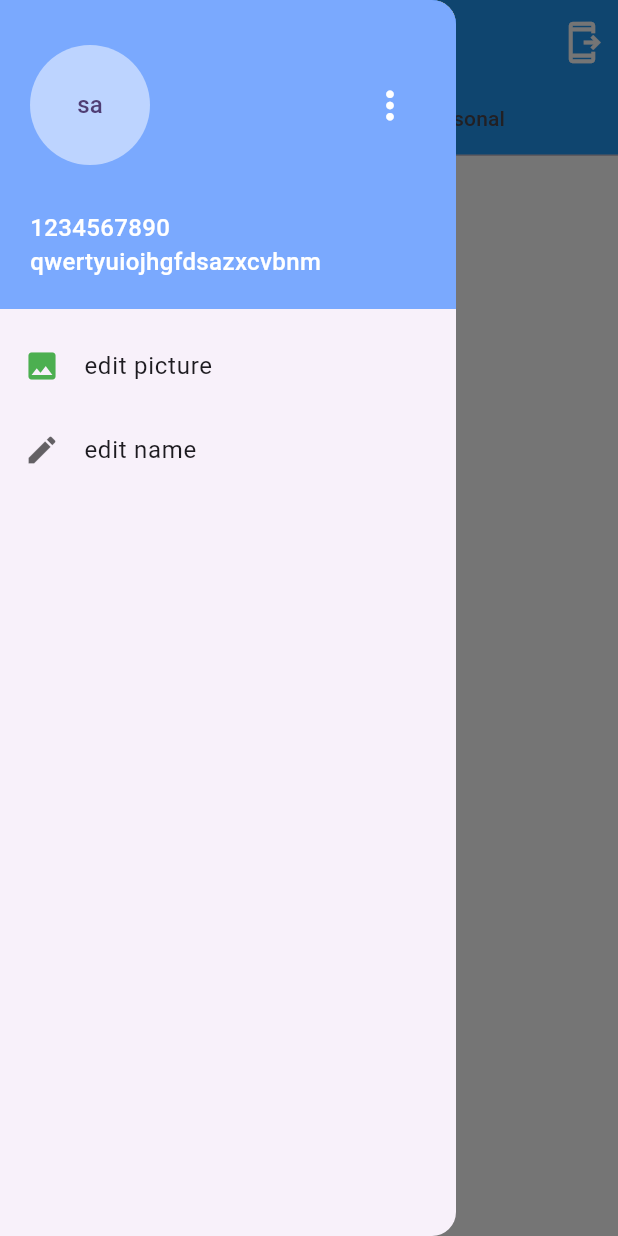
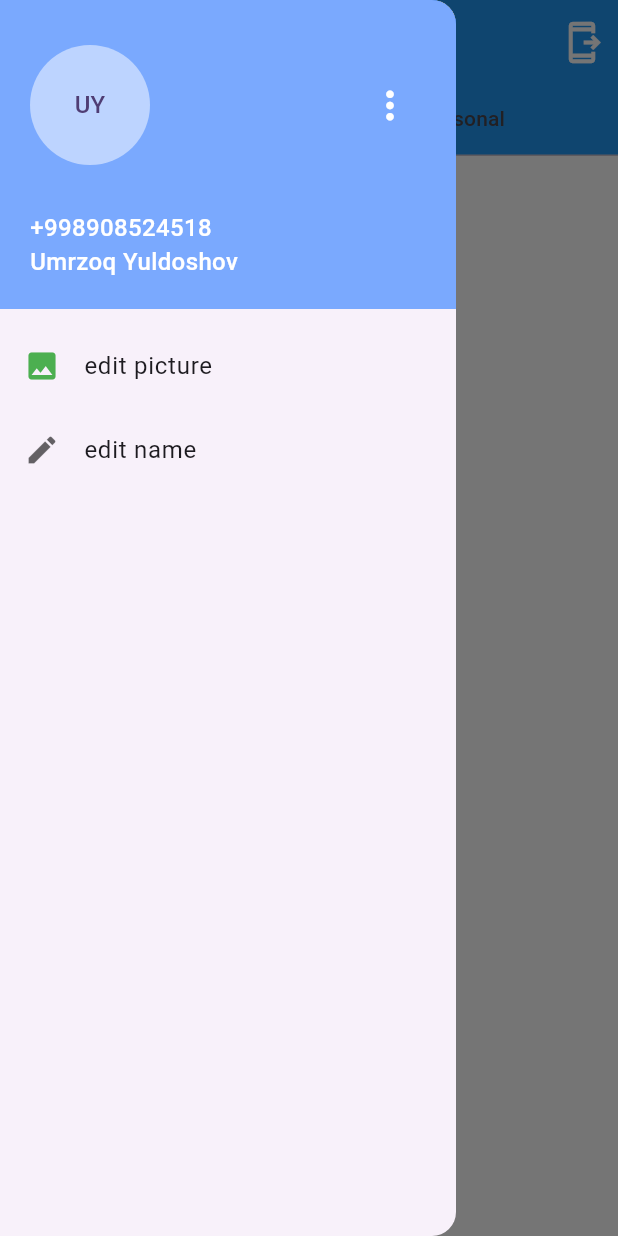
Before and after one commit to nurbek-bazarboyev/Flutter-chat--app, a Flutter app: the screen it shows once a user with an empty profile is signed in, with the side drawer open, on a phone screen of 412 x 824 dp. Run offline on Flutter 3.47's test engine with Material 3 defaults, Android fonts, the phone set to English and light mode, and no system bars; our stand-ins replace badges, cloud_firestore, firebase_auth, firebase_core, flutter_bloc; accounts and stored records are empty.

Commit message:
first app

```diff
--- a/lib/pages/home_page.dart
+++ b/lib/pages/home_page.dart
@@ -69,15 +69,15 @@ class _HomePageState extends State<HomePage> {
                         CircleAvatar(
                           backgroundColor: Colors.white.withOpacity(.5),
                           radius: 40,
-                          child: Text('sa'),
+                          child: Text('UY'),
                         ),
                         Spacer(),
                         IconButton(onPressed: (){}, icon: Icon(Icons.more_vert_outlined,color: Colors.white,size: 30,))
                       ],
                     ),
                     SizedBox(height: 30,),
-                    Text('1234567890',style: TextStyle(color: Colors.white,fontSize: 16,fontWeight: FontWeight.w500),),
-                    Text('qwertyuiojhgfdsazxcvbnm',style: TextStyle(color: Colors.white,fontSize: 16,fontWeight: FontWeight.w500)),
+                    Text('+998908524518',style: TextStyle(color: Colors.white,fontSize: 16,fontWeight: FontWeight.w500),),
+                    Text('Umrzoq Yuldoshov',style: TextStyle(color: Colors.white,fontSize: 16,fontWeight: FontWeight.w500)),
                   ],
                 ),
               ),
```
